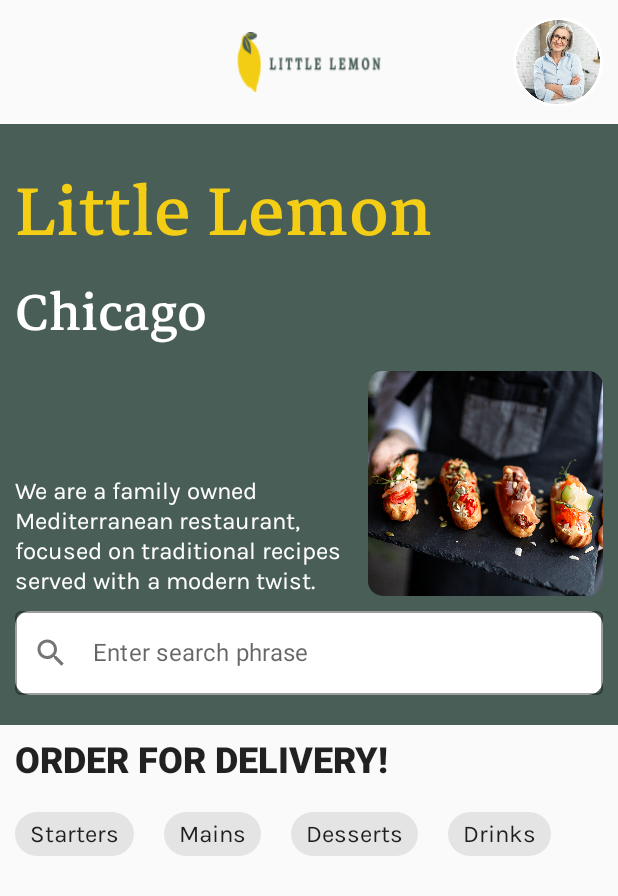
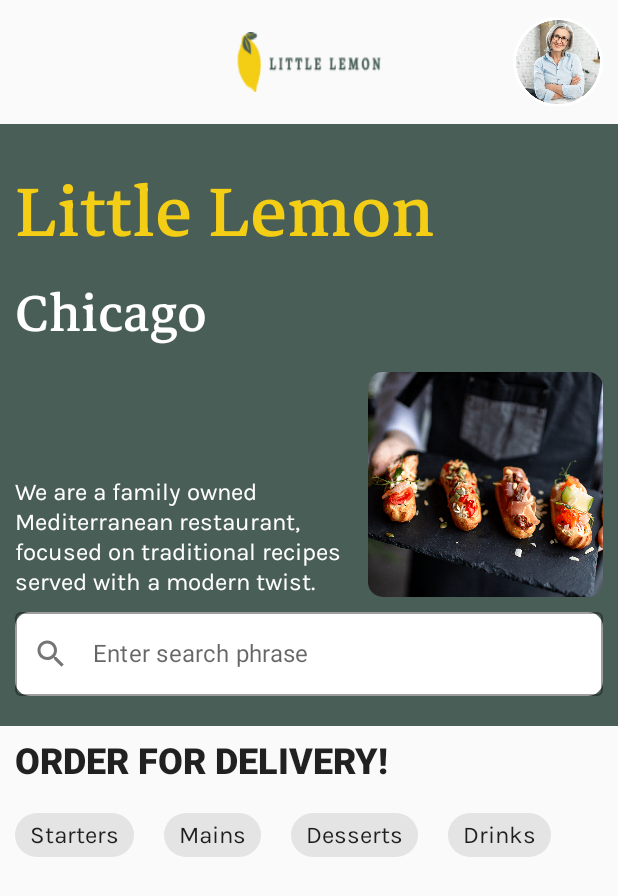
Before and after one commit to Garycoco/LittleLemon, an Android app built with Jetpack Compose: the Home screen opened through its navigation route, on a phone screen of 412 x 824 dp. Shown: the top 896 px of the screen. Run offline under Robolectric (Android 15) with nearby library versions, the phone set to English and light mode, and no system bars; our stand-ins replace Room's generated code, livedata-compose; libraries missing offline, so code that uses them is left out: com.bumptech.glide.

Commit message:
Figma wireframe

```diff
--- a/app/src/main/java/com/coursera/littlelemon/screens/HomeScreen.kt
+++ b/app/src/main/java/com/coursera/littlelemon/screens/HomeScreen.kt
@@ -94,7 +94,7 @@ fun Hero(modifier: Modifier = Modifier, searchPhrase: String, onSearchTextChange
             .padding(horizontal = 10.dp, vertical = 20.dp)
             .verticalScroll(rememberScrollState())
     ) {
-        Text(text = "Little Lemon", fontSize = 64.sp, color = Yellow, fontFamily = markazi)
+        Text(text = "Little Lemon", fontSize = 65.sp, color = Yellow, fontFamily = markazi)
         Text(text = "Chicago", fontSize = 48.sp, color = Color.White, fontFamily = markazi)
         Row {
             Box(modifier = modifier
```
Also changed, not shown: 1 other file.
